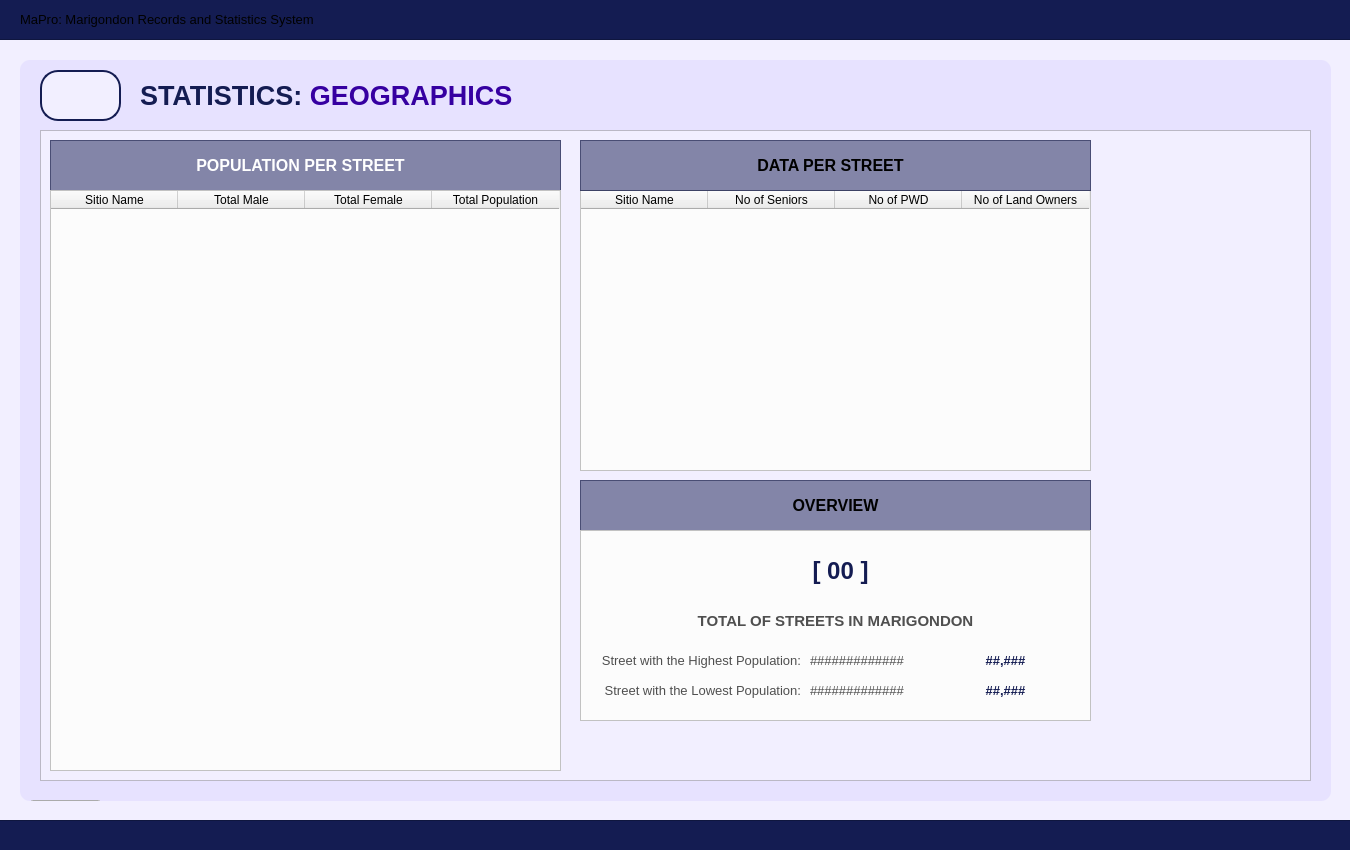
Qt form Resources/UIs/MainPages/StatisticPages/geographic.ui (Yohhannn/Barangay-Records-Statistics-System) before a commit.
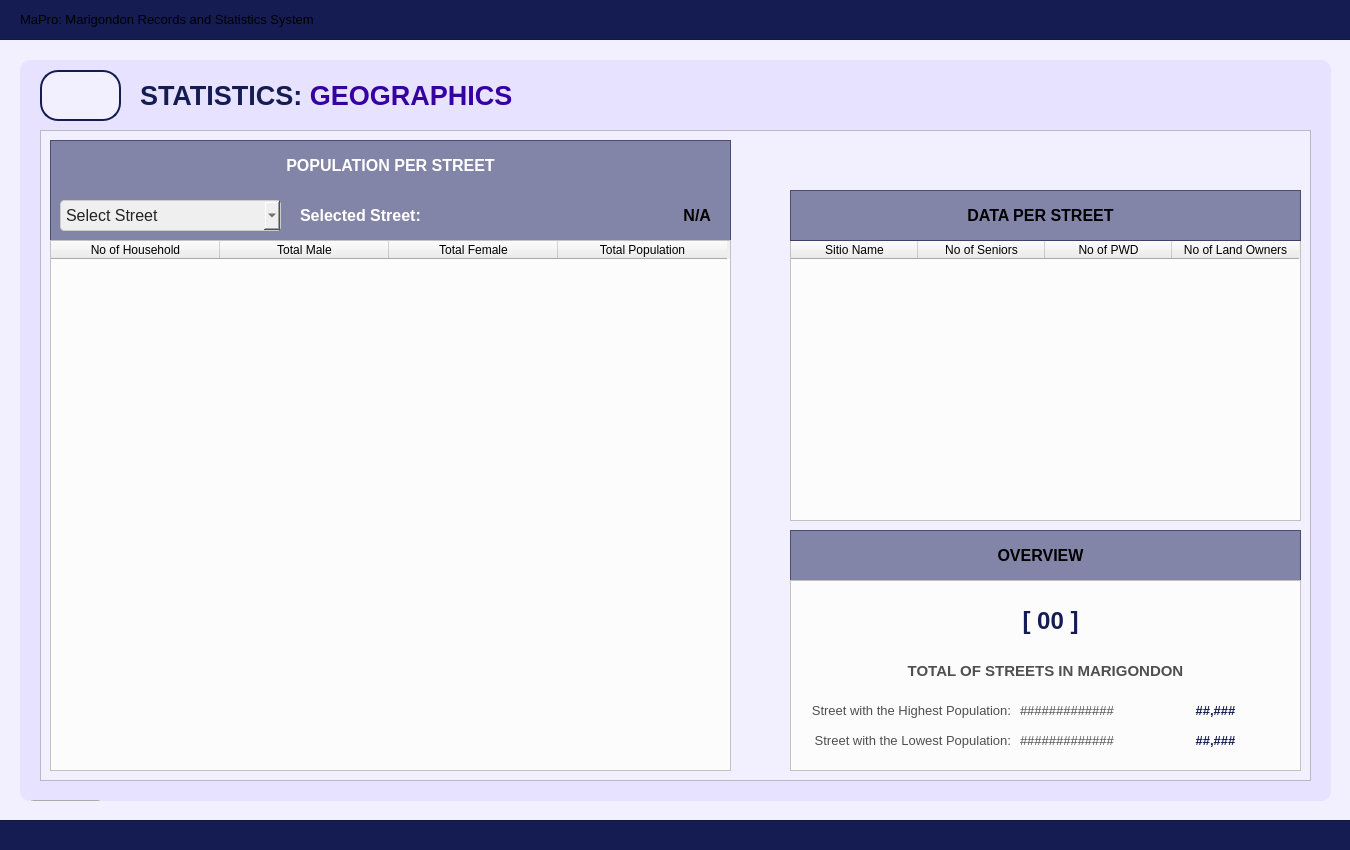
The same form after that commit. Icons and pictures are not drawn.

What changed in the file:
```diff
--- a/Resources/UIs/MainPages/StatisticPages/geographic.ui
+++ b/Resources/UIs/MainPages/StatisticPages/geographic.ui
@@ -215,8 +215,8 @@
       <rect>
        <x>10</x>
        <y>10</y>
-       <width>511</width>
-       <height>51</height>
+       <width>681</width>
+       <height>101</height>
       </rect>
      </property>
      <property name="styleSheet">
@@ -236,7 +236,7 @@
        <rect>
         <x>0</x>
         <y>0</y>
-        <width>501</width>
+        <width>681</width>
         <height>51</height>
        </rect>
       </property>
@@ -261,14 +261,110 @@
        <set>Qt::AlignmentFlag::AlignCenter</set>
       </property>
      </widget>
+     <widget class="QComboBox" name="register_citizen_comboBox_Sitio">
+      <property name="geometry">
+       <rect>
+        <x>10</x>
+        <y>60</y>
+        <width>221</width>
+        <height>31</height>
+       </rect>
+      </property>
+      <property name="font">
+       <font>
+        <family>Arial</family>
+        <pointsize>12</pointsize>
+       </font>
+      </property>
+      <property name="styleSheet">
+       <string notr="true">#register_citizen_comboBox_Sitio{
+	background-color: rgb(239, 239, 239); /* Correct property name */
+    color: #242424; /* Set text color to black for better contrast */
+    border: 1px solid #ccc; /* Optional: Add a light border */
+    padding: 5px; /* Optional: Add some padding */
+    border-radius: 4px; /* Optional: Rounded corners */
+}</string>
+      </property>
+      <property name="placeholderText">
+       <string>Select Street</string>
+      </property>
+      <property name="duplicatesEnabled">
+       <bool>false</bool>
+      </property>
+      <item>
+       <property name="text">
+        <string>None</string>
+       </property>
+      </item>
+     </widget>
+     <widget class="QLabel" name="statistics_labelNote_4">
+      <property name="geometry">
+       <rect>
+        <x>250</x>
+        <y>60</y>
+        <width>171</width>
+        <height>31</height>
+       </rect>
+      </property>
+      <property name="font">
+       <font>
+        <family>Arial</family>
+        <pointsize>12</pointsize>
+        <bold>true</bold>
+       </font>
+      </property>
+      <property name="styleSheet">
+       <string notr="true">#statistics_labelNote_4 {
+	background-color: transparent;
+	color: #FFFFFF;
+}
+</string>
+      </property>
+      <property name="text">
+       <string>Selected Street:</string>
+      </property>
+      <property name="alignment">
+       <set>Qt::AlignmentFlag::AlignLeading|Qt::AlignmentFlag::AlignLeft|Qt::AlignmentFlag::AlignVCenter</set>
+      </property>
+     </widget>
+     <widget class="QLabel" name="statistics_labelNote_5">
+      <property name="geometry">
+       <rect>
+        <x>420</x>
+        <y>60</y>
+        <width>241</width>
+        <height>31</height>
+       </rect>
+      </property>
+      <property name="font">
+       <font>
+        <family>Arial</family>
+        <pointsize>12</pointsize>
+        <bold>true</bold>
+       </font>
+      </property>
+      <property name="styleSheet">
+       <string notr="true">#statistics_labelNote_4 {
+	background-color: transparent;
+	color: #FFFFFF;
+}
+</string>
+      </property>
+      <property name="text">
+       <string>N/A</string>
+      </property>
+      <property name="alignment">
+       <set>Qt::AlignmentFlag::AlignRight|Qt::AlignmentFlag::AlignTrailing|Qt::AlignmentFlag::AlignVCenter</set>
+      </property>
+     </widget>
     </widget>
     <widget class="QTableWidget" name="geographics_tablePopulationPerStreet">
      <property name="geometry">
       <rect>
        <x>10</x>
-       <y>60</y>
-       <width>511</width>
-       <height>581</height>
+       <y>110</y>
+       <width>681</width>
+       <height>531</height>
       </rect>
      </property>
      <property name="styleSheet">
@@ -277,11 +373,11 @@
 }</string>
      </property>
      <attribute name="horizontalHeaderDefaultSectionSize">
-      <number>127</number>
+      <number>169</number>
      </attribute>
      <column>
       <property name="text">
-       <string>Sitio Name</string>
+       <string>No of Household</string>
       </property>
       <property name="font">
        <font>
@@ -351,8 +447,8 @@
     <widget class="QTableWidget" name="geographics_tableDataPerStreet">
      <property name="geometry">
       <rect>
-       <x>540</x>
-       <y>60</y>
+       <x>750</x>
+       <y>110</y>
        <width>511</width>
        <height>281</height>
       </rect>
@@ -437,8 +533,8 @@
     <widget class="QFrame" name="table_titleFrameStatistics_2">
      <property name="geometry">
       <rect>
-       <x>540</x>
-       <y>10</y>
+       <x>750</x>
+       <y>60</y>
        <width>511</width>
        <height>51</height>
       </rect>
@@ -489,8 +585,8 @@
     <widget class="QFrame" name="table_titleFrameStatistics_3">
      <property name="geometry">
       <rect>
-       <x>540</x>
-       <y>350</y>
+       <x>750</x>
+       <y>400</y>
        <width>511</width>
        <height>51</height>
       </rect>
@@ -512,7 +608,7 @@
        <rect>
         <x>0</x>
         <y>0</y>
-        <width>511</width>
+        <width>501</width>
         <height>51</height>
        </rect>
       </property>
@@ -541,8 +637,8 @@
     <widget class="QFrame" name="frame2">
      <property name="geometry">
       <rect>
-       <x>540</x>
-       <y>400</y>
+       <x>750</x>
+       <y>450</y>
        <width>511</width>
        <height>191</height>
       </rect>
```
